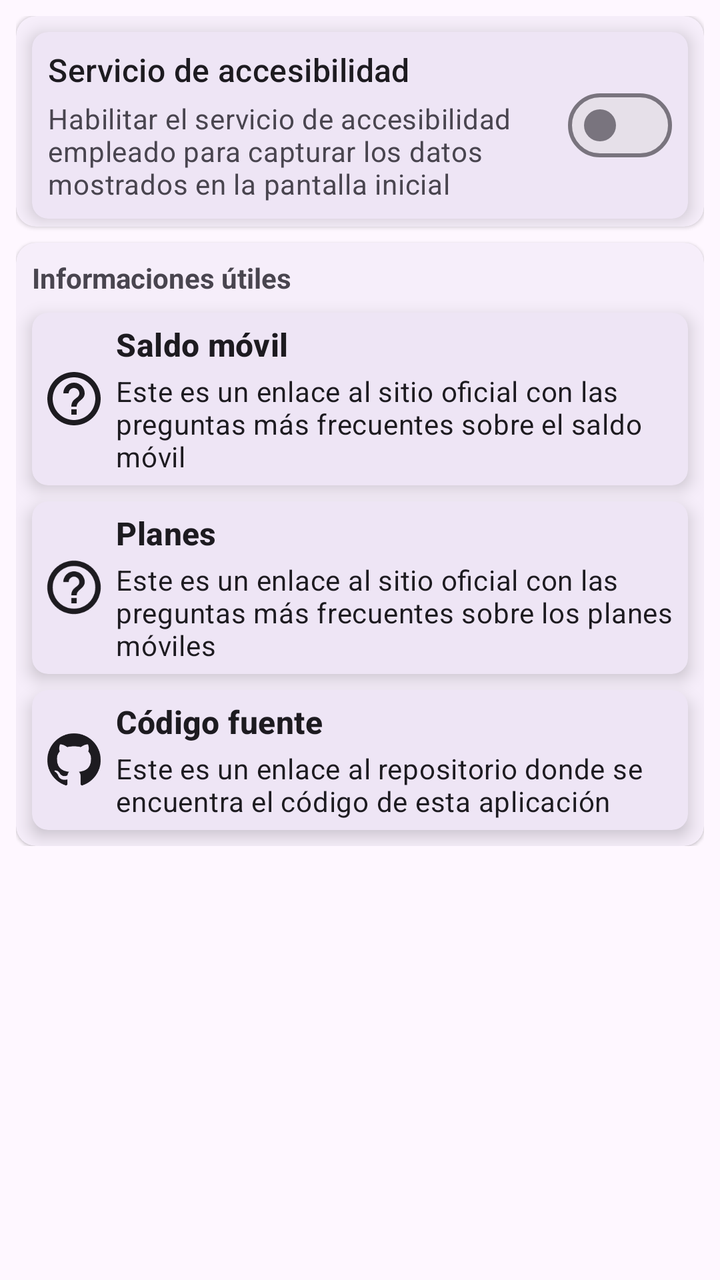
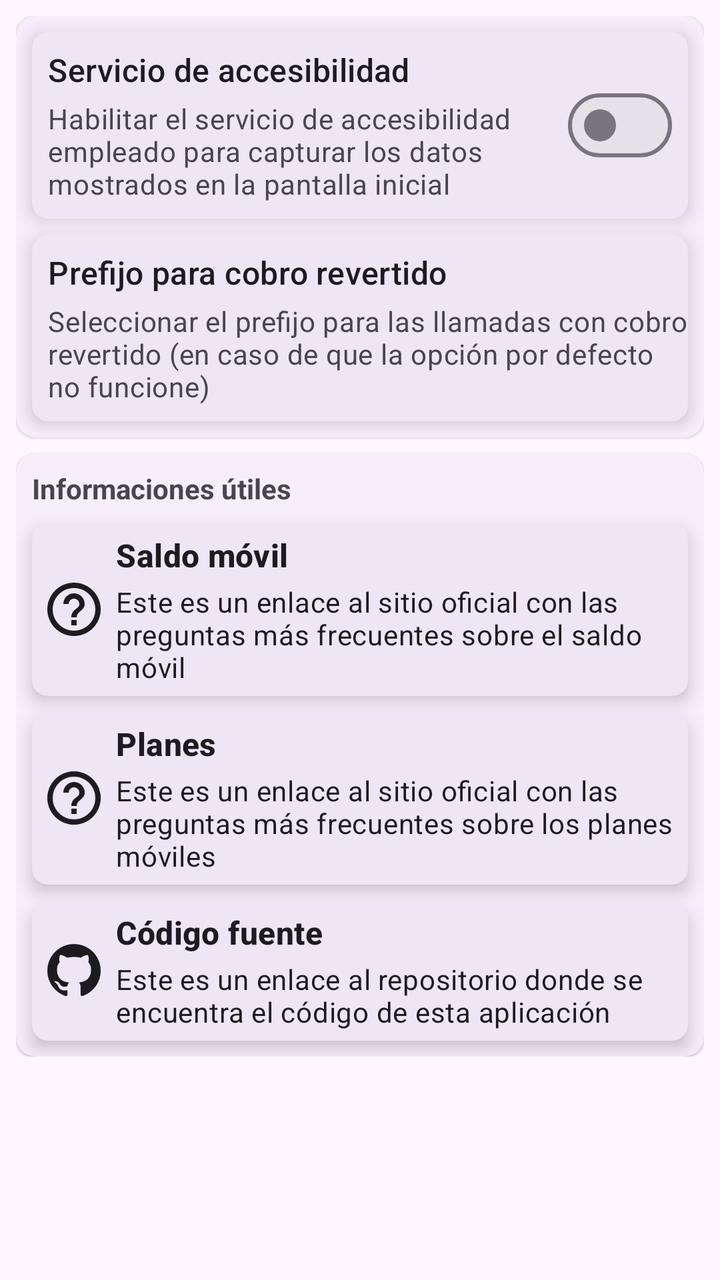

An Android layout rendered at two revisions. The XML below is the earlier revision; the diff shows what the commit changed to produce the second picture.
<!-- AndroidManifest.xml: application theme Theme.STK -->
<!-- res/layout/settings_fragment.xml -->
<?xml version="1.0" encoding="utf-8"?>
<layout
    xmlns:android="http://schemas.android.com/apk/res/android"
    xmlns:app="http://schemas.android.com/apk/res-auto">

    <data>

        <variable
            name="linkOpener"
            type="cu.lt.joe.stk.fragments.SettingsFragment" />
    </data>

    <androidx.core.widget.NestedScrollView
        android:id="@+id/info_fragment_scrollview"
        android:layout_width="match_parent"
        android:layout_height="match_parent">

        <LinearLayout
            android:layout_width="match_parent"
            android:layout_height="match_parent"
            android:orientation="vertical"
            android:padding="8dp">

            <com.google.android.material.card.MaterialCardView
                android:layout_width="match_parent"
                android:layout_height="wrap_content"
                android:layout_marginBottom="4dp"
                app:cardCornerRadius="10dp"
                app:cardElevation="1dp"
                app:strokeWidth="0dp">

                <LinearLayout
                    android:layout_width="match_parent"
                    android:layout_height="wrap_content"
                    android:orientation="vertical">

                    <com.google.android.material.card.MaterialCardView
                        android:layout_width="match_parent"
                        android:id="@+id/accessibility_service_switch_card"
                        android:layout_height="wrap_content"
                        android:layout_marginStart="8dp"
                        android:layout_marginTop="8dp"
                        android:layout_marginEnd="8dp"
                        android:layout_marginBottom="4dp"
                        android:clickable="true"
                        android:focusable="true"
                        app:cardCornerRadius="8dp"
                        app:cardElevation="5dp"
                        app:contentPadding="8dp"
                        app:strokeWidth="0dp">

                        <RelativeLayout
                            android:layout_width="match_parent"
                            android:layout_height="wrap_content">

                            <com.google.android.material.materialswitch.MaterialSwitch
                                android:id="@+id/accessibility_service_switch"
                                android:layout_width="wrap_content"
                                android:layout_height="wrap_content"
                                android:layout_alignParentEnd="true"
                                android:layout_centerVertical="true"
                                android:clickable="false"
                                android:focusable="false" />

                            <TextView
                                android:id="@+id/accessibility_service_toggle_card_header"
                                android:layout_width="wrap_content"
                                android:layout_height="wrap_content"
                                android:layout_alignParentStart="true"
                                android:layout_toStartOf="@id/accessibility_service_switch"
                                android:singleLine="true"
                                android:text="Servicio de accesibilidad"
                                android:textAppearance="@style/TextAppearance.Material3.TitleMedium" />

                            <TextView
                                android:id="@+id/accessibility_service_toggle_card_description"
                                android:layout_width="wrap_content"
                                android:layout_height="wrap_content"
                                android:layout_below="@id/accessibility_service_toggle_card_header"
                                android:layout_alignParentStart="true"
                                android:layout_marginTop="4dp"
                                android:layout_toStartOf="@id/accessibility_service_switch"
                                android:text="Habilitar el servicio de accesibilidad empleado para capturar los datos mostrados en la pantalla inicial"
                                android:textAppearance="@style/TextAppearance.Material3.BodyMedium"
                                android:textColor="?android:attr/textColorSecondary" />
                        </RelativeLayout>
                    </com.google.android.material.card.MaterialCardView>
                </LinearLayout>
            </com.google.android.material.card.MaterialCardView>

            <com.google.android.material.card.MaterialCardView
                android:layout_width="match_parent"
                android:layout_height="wrap_content"
                android:layout_marginTop="4dp"
                app:cardCornerRadius="10dp"
                app:cardElevation="1dp"
                app:strokeWidth="0dp">

                <LinearLayout
                    android:layout_width="match_parent"
                    android:layout_height="wrap_content"
                    android:orientation="vertical">

                    <TextView
                        android:layout_width="match_parent"
                        android:layout_height="wrap_content"
                        android:layout_marginStart="8dp"
                        android:layout_marginTop="8dp"
                        android:layout_marginEnd="8dp"
                        android:text="Informaciones útiles"
                        android:textAppearance="?android:attr/textAppearanceSmall"
                        android:textStyle="bold" />

                    <com.google.android.material.card.MaterialCardView
                        android:layout_width="match_parent"
                        android:layout_height="wrap_content"
                        android:layout_marginStart="8dp"
                        android:layout_marginTop="8dp"
                        android:layout_marginEnd="8dp"
                        android:layout_marginBottom="4dp"
                        android:clickable="true"
                        android:focusable="true"
                        android:onClick='@{_ -> linkOpener.openExternalLink("https://etecsa.cu/es/preguntas-frecuentes?faq=374")}'
                        app:cardCornerRadius="8dp"
                        app:cardElevation="5dp"
                        app:contentPadding="5dp"
                        app:strokeWidth="0dp">

                        <RelativeLayout
                            android:layout_width="match_parent"
                            android:layout_height="wrap_content">

                            <ImageView
                                android:id="@+id/balance_recharge_faq_iv"
                                android:layout_width="32dp"
                                android:layout_height="32dp"
                                android:layout_centerVertical="true"
                                android:layout_gravity="center"
                                android:layout_marginEnd="5dp"
                                android:scaleType="centerCrop"
                                app:srcCompat="@drawable/ic_help" />

                            <TextView
                                android:id="@+id/balance_recharge_faq_header"
                                android:layout_width="wrap_content"
                                android:layout_height="wrap_content"
                                android:layout_marginBottom="3dp"
                                android:layout_toEndOf="@id/balance_recharge_faq_iv"
                                android:singleLine="true"
                                android:text="Saldo móvil"
                                android:textAppearance="@style/TextAppearance.Material3.TitleMedium"
                                android:textStyle="bold" />

                            <TextView
                                android:layout_width="match_parent"
                                android:layout_height="wrap_content"
                                android:layout_below="@id/balance_recharge_faq_header"
                                android:layout_toEndOf="@id/balance_recharge_faq_iv"
                                android:text="Este es un enlace al sitio oficial con las preguntas más frecuentes sobre el saldo móvil"
                                android:textAppearance="@style/TextAppearance.Material3.BodyMedium" />
                        </RelativeLayout>
                    </com.google.android.material.card.MaterialCardView>

                    <com.google.android.material.card.MaterialCardView
                        android:layout_width="match_parent"
                        android:layout_height="wrap_content"
                        android:layout_marginStart="8dp"
                        android:layout_marginTop="4dp"
                        android:layout_marginEnd="8dp"
                        android:layout_marginBottom="4dp"
                        android:clickable="true"
                        android:focusable="true"
                        android:onClick='@{_ -> linkOpener.openExternalLink("https://etecsa.cu/es/preguntas-frecuentes?faq=4781")}'
                        app:cardCornerRadius="8dp"
                        app:cardElevation="5dp"
                        app:contentPadding="5dp"
                        app:strokeWidth="0dp">

                        <RelativeLayout
                            android:layout_width="match_parent"
                            android:layout_height="wrap_content">

                            <ImageView
                                android:id="@+id/mobile_plans_faq_iv"
                                android:layout_width="32dp"
                                android:layout_height="32dp"
                                android:layout_centerVertical="true"
                                android:layout_gravity="center"
                                android:layout_marginEnd="5dp"
                                android:scaleType="centerCrop"
                                app:srcCompat="@drawable/ic_help" />

                            <TextView
                                android:id="@+id/mobile_plans_faq_header"
                                android:layout_width="wrap_content"
                                android:layout_height="wrap_content"
                                android:layout_marginBottom="3dp"
                                android:layout_toEndOf="@id/mobile_plans_faq_iv"
                                android:singleLine="true"
                                android:text="Planes"
                                android:textAppearance="@style/TextAppearance.Material3.TitleMedium"
                                android:textStyle="bold" />

                            <TextView
                                android:layout_width="match_parent"
                                android:layout_height="wrap_content"
                                android:layout_below="@id/mobile_plans_faq_header"
                                android:layout_toEndOf="@id/mobile_plans_faq_iv"
                                android:text="Este es un enlace al sitio oficial con las preguntas más frecuentes sobre los planes móviles"
                                android:textAppearance="@style/TextAppearance.Material3.BodyMedium" />
                        </RelativeLayout>
                    </com.google.android.material.card.MaterialCardView>

                    <com.google.android.material.card.MaterialCardView
                        android:layout_width="match_parent"
                        android:layout_height="wrap_content"
                        android:layout_marginStart="8dp"
                        android:layout_marginTop="4dp"
                        android:layout_marginEnd="8dp"
                        android:layout_marginBottom="8dp"
                        android:clickable="true"
                        android:focusable="true"
                        android:onClick='@{_ -> linkOpener.openExternalLink("https://github.com/jr20xx/STK")}'
                        app:cardCornerRadius="8dp"
                        app:cardElevation="5dp"
                        app:contentPadding="5dp"
                        app:strokeWidth="0dp">

                        <RelativeLayout
                            android:layout_width="match_parent"
                            android:layout_height="wrap_content">

                            <ImageView
                                android:id="@+id/source_code_iv"
                                android:layout_width="32dp"
                                android:layout_height="32dp"
                                android:layout_centerVertical="true"
                                android:layout_gravity="center"
                                android:layout_marginEnd="5dp"
                                android:scaleType="centerCrop"
                                app:srcCompat="@drawable/ic_github" />

                            <TextView
                                android:id="@+id/source_code_header"
                                android:layout_width="wrap_content"
                                android:layout_height="wrap_content"
                                android:layout_marginBottom="3dp"
                                android:layout_toEndOf="@id/source_code_iv"
                                android:singleLine="true"
                                android:text="Código fuente"
                                android:textAppearance="@style/TextAppearance.Material3.TitleMedium"
                                android:textStyle="bold" />

                            <TextView
                                android:layout_width="match_parent"
                                android:layout_height="wrap_content"
                                android:layout_below="@id/source_code_header"
                                android:layout_toEndOf="@id/source_code_iv"
                                android:text="Este es un enlace al repositorio donde se encuentra el código de esta aplicación"
                                android:textAppearance="@style/TextAppearance.Material3.BodyMedium" />
                        </RelativeLayout>
                    </com.google.android.material.card.MaterialCardView>
                </LinearLayout>
            </com.google.android.material.card.MaterialCardView>
        </LinearLayout>
    </androidx.core.widget.NestedScrollView>
</layout>
<!-- resources referenced by this layout -->
<resources>
  <!-- drawable ic_github (drawable) -->
  <vector
      xmlns:android="http://schemas.android.com/apk/res/android"
      android:width="24dp"
      android:height="24dp"
      android:viewportWidth="24"
      android:viewportHeight="24">
      <path
          android:fillColor="?colorOnSurface"
          android:pathData="M12,2A10,10 0,0 0,2 12C2,16.42 4.87,20.17 8.84,21.5C9.34,21.58 9.5,21.27 9.5,21C9.5,20.77 9.5,20.14 9.5,19.31C6.73,19.91 6.14,17.97 6.14,17.97C5.68,16.81 5.03,16.5 5.03,16.5C4.12,15.88 5.1,15.9 5.1,15.9C6.1,15.97 6.63,16.93 6.63,16.93C7.5,18.45 8.97,18 9.54,17.76C9.63,17.11 9.89,16.67 10.17,16.42C7.95,16.17 5.62,15.31 5.62,11.5C5.62,10.39 6,9.5 6.65,8.79C6.55,8.54 6.2,7.5 6.75,6.15C6.75,6.15 7.59,5.88 9.5,7.17C10.29,6.95 11.15,6.84 12,6.84C12.85,6.84 13.71,6.95 14.5,7.17C16.41,5.88 17.25,6.15 17.25,6.15C17.8,7.5 17.45,8.54 17.35,8.79C18,9.5 18.38,10.39 18.38,11.5C18.38,15.32 16.04,16.16 13.81,16.41C14.17,16.72 14.5,17.33 14.5,18.26C14.5,19.6 14.5,20.68 14.5,21C14.5,21.27 14.66,21.59 15.17,21.5C19.14,20.16 22,16.42 22,12A10,10 0,0 0,12 2Z" />
  </vector>
  <!-- drawable ic_help (drawable) -->
  <vector
      xmlns:android="http://schemas.android.com/apk/res/android"
      android:width="24dp"
      android:height="24dp"
      android:viewportWidth="24"
      android:viewportHeight="24">
      <path
          android:fillColor="?colorOnSurface"
          android:pathData="M11,18h2v-2h-2v2zM12,2C6.48,2 2,6.48 2,12s4.48,10 10,10 10,-4.48 10,-10S17.52,2 12,2zM12,20c-4.41,0 -8,-3.59 -8,-8s3.59,-8 8,-8 8,3.59 8,8 -3.59,8 -8,8zM12,6c-2.21,0 -4,1.79 -4,4h2c0,-1.1 0.9,-2 2,-2s2,0.9 2,2c0,2 -3,1.75 -3,5h2c0,-2.25 3,-2.5 3,-5 0,-2.21 -1.79,-4 -4,-4z" />
  </vector>
  <style name="Theme.STK" parent="Theme.Material3.DayNight.NoActionBar">
          <item name="android:windowDisablePreview">true</item>
          <item name="android:statusBarColor">?android:colorBackground</item>
          <item name="android:windowLightStatusBar" tools:targetApi="23">true</item>
      </style>
</resources>

<!-- the commit's change to res/layout/settings_fragment.xml (unified diff, before → after) -->
@@ -35,8 +35,8 @@
                     android:orientation="vertical">
 
                     <com.google.android.material.card.MaterialCardView
-                        android:layout_width="match_parent"
                         android:id="@+id/accessibility_service_switch_card"
+                        android:layout_width="match_parent"
                         android:layout_height="wrap_content"
                         android:layout_marginStart="8dp"
                         android:layout_marginTop="8dp"
@@ -85,6 +85,59 @@
                                 android:textColor="?android:attr/textColorSecondary" />
                         </RelativeLayout>
                     </com.google.android.material.card.MaterialCardView>
+
+                    <com.google.android.material.card.MaterialCardView
+                        android:id="@+id/reverted_call_prefix_selector_card"
+                        android:layout_width="match_parent"
+                        android:layout_height="wrap_content"
+                        android:layout_marginStart="8dp"
+                        android:layout_marginTop="4dp"
+                        android:layout_marginEnd="8dp"
+                        android:layout_marginBottom="8dp"
+                        app:cardCornerRadius="8dp"
+                        app:cardElevation="5dp"
+                        app:contentPaddingBottom="8dp"
+                        app:contentPaddingLeft="8dp"
+                        app:contentPaddingTop="8dp"
+                        app:strokeWidth="0dp">
+
+                        <RelativeLayout
+                            android:layout_width="match_parent"
+                            android:layout_height="wrap_content">
+
+                            <Spinner
+                                android:id="@+id/reverted_call_prefix_selector_spinner"
+                                android:layout_width="wrap_content"
+                                android:layout_height="wrap_content"
+                                android:layout_alignParentEnd="true"
+                                android:layout_centerVertical="true"
+                                android:background="@null"
+                                android:dropDownWidth="wrap_content"
+                                android:padding="0dp" />
+
+                            <TextView
+                                android:id="@+id/reverted_call_prefix_selector_card_header"
+                                android:layout_width="wrap_content"
+                                android:layout_height="wrap_content"
+                                android:layout_alignParentStart="true"
+                                android:layout_toStartOf="@id/reverted_call_prefix_selector_spinner"
+                                android:singleLine="true"
+                                android:text="Prefijo para cobro revertido"
+                                android:textAppearance="@style/TextAppearance.Material3.TitleMedium" />
+
+                            <TextView
+                                android:id="@+id/reverted_call_prefix_selector_card_description"
+                                android:layout_width="wrap_content"
+                                android:layout_height="wrap_content"
+                                android:layout_below="@id/reverted_call_prefix_selector_card_header"
+                                android:layout_alignParentStart="true"
+                                android:layout_marginTop="4dp"
+                                android:layout_toStartOf="@id/reverted_call_prefix_selector_spinner"
+                                android:text="Seleccionar el prefijo para las llamadas con cobro revertido (en caso de que la opción por defecto no funcione)"
+                                android:textAppearance="@style/TextAppearance.Material3.BodyMedium"
+                                android:textColor="?android:attr/textColorSecondary" />
+                        </RelativeLayout>
+                    </com.google.android.material.card.MaterialCardView>
                 </LinearLayout>
             </com.google.android.material.card.MaterialCardView>
 
